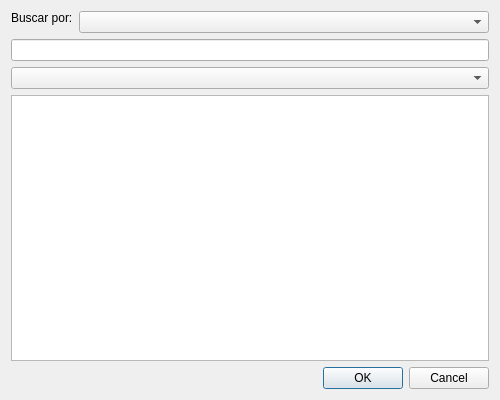
Above: ui/baja.ui from ger-ator/turnos before the change. Below: the same form after it.
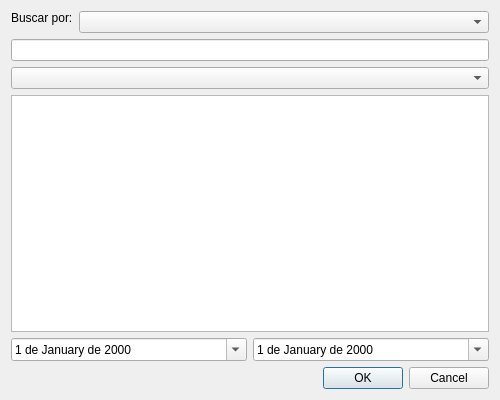
That is the form after the change.

Commit message: Incluidos dateedits en la superclase

```diff
--- a/ui/baja.ui
+++ b/ui/baja.ui
@@ -76,6 +76,30 @@
    <item row="2" column="1">
     <widget class="QComboBox" name="buscar_cbox"/>
    </item>
+   <item row="4" column="1">
+    <layout class="QHBoxLayout" name="horizontalLayout">
+     <item>
+      <widget class="QDateEdit" name="inicio_dedit">
+       <property name="displayFormat">
+        <string>d 'de' MMMM 'de' yyyy</string>
+       </property>
+       <property name="calendarPopup">
+        <bool>true</bool>
+       </property>
+      </widget>
+     </item>
+     <item>
+      <widget class="QDateEdit" name="final_dedit">
+       <property name="displayFormat">
+        <string>d 'de' MMMM 'de' yyyy</string>
+       </property>
+       <property name="calendarPopup">
+        <bool>true</bool>
+       </property>
+      </widget>
+     </item>
+    </layout>
+   </item>
   </layout>
  </widget>
  <tabstops>
```
The commit also changes 1 other file.
